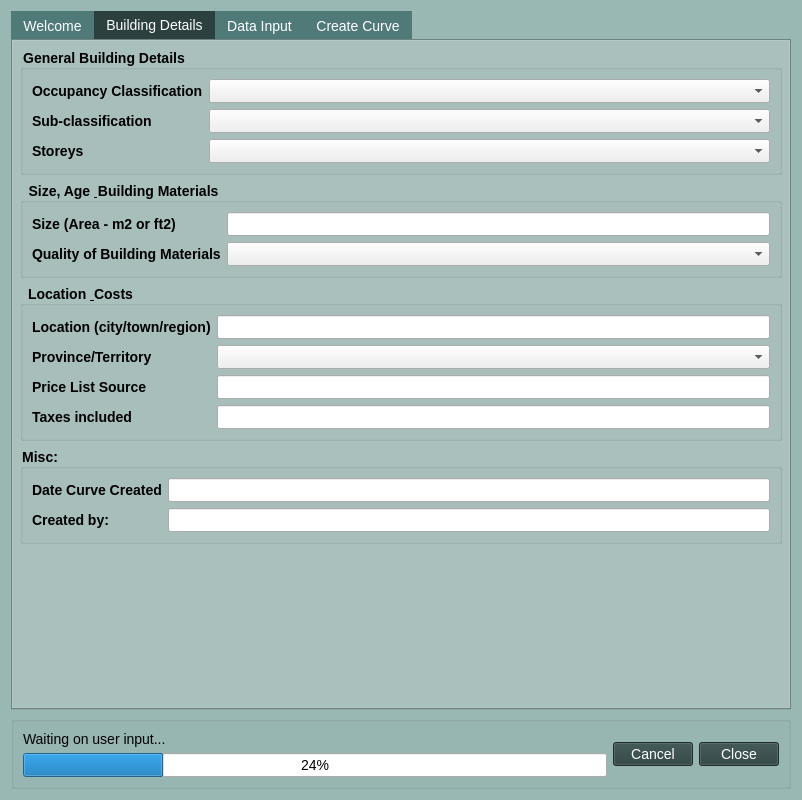
First picture: the form in cancurve/cc_dialog.ui, repository NRCan/CanCurve, before the edit.
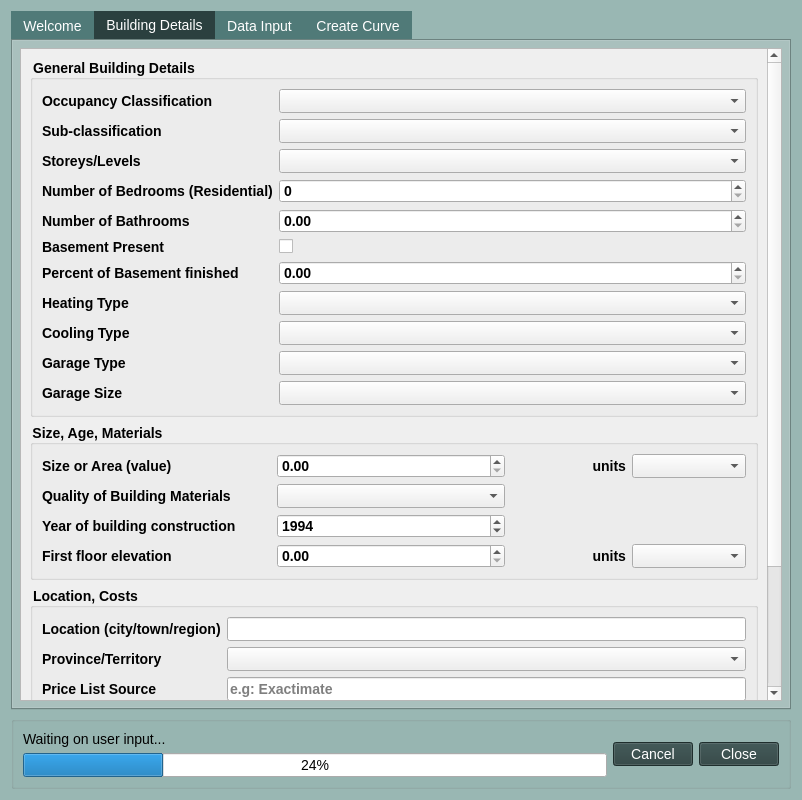
Second picture: the form after the edit. The open tabs and pages were chosen to show the change. Icons and pictures are not drawn.

Commit message: building details tab

The edit to the form file:
```diff
--- a/cancurve/cc_dialog.ui
+++ b/cancurve/cc_dialog.ui
@@ -175,7 +175,22 @@
       </attribute>
       <layout class="QVBoxLayout" name="verticalLayout_7">
        <item>
-        <widget class="QGroupBox" name="groupBox_8">
+        <widget class="QScrollArea" name="scrollArea">
+         <property name="widgetResizable">
+          <bool>true</bool>
+         </property>
+         <widget class="QWidget" name="scrollAreaWidgetContents">
+          <property name="geometry">
+           <rect>
+            <x>0</x>
+            <y>-102</y>
+            <width>729</width>
+            <height>763</height>
+           </rect>
+          </property>
+          <layout class="QVBoxLayout" name="verticalLayout_16">
+           <item>
+            <widget class="QGroupBox" name="groupBox_t02_01_buildingDetails">
          <property name="font">
           <font>
            <pointsize>-1</pointsize>
@@ -212,12 +227,92 @@
             <item row="2" column="0">
              <widget class="QLabel" name="storeysLabel">
               <property name="text">
-               <string>Storeys</string>
+                   <string>Storeys/Levels</string>
               </property>
              </widget>
             </item>
             <item row="2" column="1">
-             <widget class="QComboBox" name="storeysComboBox"/>
+                 <widget class="QComboBox" name="storeys_ComboBox"/>
+                </item>
+                <item row="3" column="0">
+                 <widget class="QLabel" name="BedroomCount">
+                  <property name="text">
+                   <string>Number of Bedrooms (Residential)</string>
+                  </property>
+                 </widget>
+                </item>
+                <item row="3" column="1">
+                 <widget class="QSpinBox" name="BedroomCount_QSpinBox"/>
+                </item>
+                <item row="4" column="0">
+                 <widget class="QLabel" name="BathroomCount">
+                  <property name="text">
+                   <string>Number of Bathrooms</string>
+                  </property>
+                 </widget>
+                </item>
+                <item row="4" column="1">
+                 <widget class="QDoubleSpinBox" name="BathroomCount_DoubleSpinBox"/>
+                </item>
+                <item row="5" column="0">
+                 <widget class="QLabel" name="basementPresent">
+                  <property name="text">
+                   <string>Basement Present </string>
+                  </property>
+                 </widget>
+                </item>
+                <item row="5" column="1">
+                 <widget class="QCheckBox" name="basementPresent_CheckBox"/>
+                </item>
+                <item row="6" column="0">
+                 <widget class="QLabel" name="percentOfBasementFinishedLabel">
+                  <property name="text">
+                   <string>Percent of Basement finished</string>
+                  </property>
+                 </widget>
+                </item>
+                <item row="6" column="1">
+                 <widget class="QDoubleSpinBox" name="percentOfBasementFinished_DoubleSpinBox"/>
+                </item>
+                <item row="7" column="0">
+                 <widget class="QLabel" name="heatingTypeLabel">
+                  <property name="text">
+                   <string>Heating Type</string>
+                  </property>
+                 </widget>
+                </item>
+                <item row="7" column="1">
+                 <widget class="QComboBox" name="heatingType_ComboBox"/>
+                </item>
+                <item row="8" column="0">
+                 <widget class="QLabel" name="coolingTypeLabel">
+                  <property name="text">
+                   <string>Cooling Type</string>
+                  </property>
+                 </widget>
+                </item>
+                <item row="8" column="1">
+                 <widget class="QComboBox" name="coolingType_ComboBox"/>
+                </item>
+                <item row="9" column="0">
+                 <widget class="QLabel" name="garageTypeLabel">
+                  <property name="text">
+                   <string>Garage Type</string>
+                  </property>
+                 </widget>
+                </item>
+                <item row="9" column="1">
+                 <widget class="QComboBox" name="garageType_ComboBox"/>
+                </item>
+                <item row="10" column="0">
+                 <widget class="QLabel" name="garageSizeLabel">
+                  <property name="text">
+                   <string>Garage Size</string>
+                  </property>
+                 </widget>
+                </item>
+                <item row="10" column="1">
+                 <widget class="QComboBox" name="garageSize_ComboBox"/>
             </item>
            </layout>
           </item>
@@ -225,7 +320,7 @@
         </widget>
        </item>
        <item>
-        <widget class="QGroupBox" name="groupBox_9">
+            <widget class="QGroupBox" name="groupBox_t02_02_sizeage">
          <property name="font">
           <font>
            <pointsize>-1</pointsize>
@@ -234,30 +329,83 @@
           </font>
          </property>
          <property name="title">
-          <string>Size, Age &amp; Building Materials</string>
+              <string>Size, Age, Materials</string>
          </property>
          <layout class="QVBoxLayout" name="verticalLayout_9">
           <item>
-           <layout class="QFormLayout" name="formLayout_2">
+               <layout class="QGridLayout" name="gridLayout_t02_03" columnstretch="2,2,1,1">
             <item row="0" column="0">
-             <widget class="QLabel" name="sizeAreaM2OrFt2Label">
+                 <widget class="QLabel" name="sizeOrAreaValueLabel">
               <property name="text">
-               <string>Size (Area - m2 or ft2)</string>
+                   <string>Size or Area (value)</string>
+                  </property>
+                 </widget>
+                </item>
+                <item row="0" column="3">
+                 <widget class="QComboBox" name="sizeOrAreaUnits_ComboBox"/>
+                </item>
+                <item row="2" column="1">
+                 <widget class="QComboBox" name="qualityOfBuildingMaterials_ComboBox"/>
+                </item>
+                <item row="3" column="0">
+                 <widget class="QLabel" name="yearOfBuildingConstructionLabel">
+                  <property name="text">
+                   <string>Year of building construction</string>
+                  </property>
+                 </widget>
+                </item>
+                <item row="4" column="0">
+                 <widget class="QLabel" name="firstFloorElevationLabel">
+                  <property name="text">
+                   <string>First floor elevation</string>
+                  </property>
+                 </widget>
+                </item>
+                <item row="3" column="1">
+                 <widget class="QSpinBox" name="yearOfBuildingConstruction_SpinBox">
+                  <property name="maximum">
+                   <number>9999</number>
+                  </property>
+                  <property name="value">
+                   <number>1994</number>
               </property>
              </widget>
             </item>
             <item row="0" column="1">
-             <widget class="QLineEdit" name="sizeAreaM2OrFt2LineEdit"/>
-            </item>
-            <item row="1" column="0">
+                 <widget class="QDoubleSpinBox" name="sizeOrAreaValue_DoubleSpinBox"/>
+                </item>
+                <item row="4" column="1">
+                 <widget class="QDoubleSpinBox" name="firstFloorElevation_DoubleSpinBox"/>
+                </item>
+                <item row="2" column="0">
              <widget class="QLabel" name="qualityOfBuildingMaterialsLabel">
               <property name="text">
                <string>Quality of Building Materials</string>
               </property>
              </widget>
             </item>
-            <item row="1" column="1">
-             <widget class="QComboBox" name="qualityOfBuildingMaterialsComboBox"/>
+                <item row="0" column="2">
+                 <widget class="QLabel" name="sizeOrAreaUnitsLabel">
+                  <property name="text">
+                   <string>units</string>
+                  </property>
+                  <property name="alignment">
+                   <set>Qt::AlignRight|Qt::AlignTrailing|Qt::AlignVCenter</set>
+                  </property>
+                 </widget>
+                </item>
+                <item row="4" column="3">
+                 <widget class="QComboBox" name="comboBox_2"/>
+                </item>
+                <item row="4" column="2">
+                 <widget class="QLabel" name="label_8">
+                  <property name="text">
+                   <string>units</string>
+                  </property>
+                  <property name="alignment">
+                   <set>Qt::AlignRight|Qt::AlignTrailing|Qt::AlignVCenter</set>
+                  </property>
+                 </widget>
             </item>
            </layout>
           </item>
@@ -265,7 +413,7 @@
         </widget>
        </item>
        <item>
-        <widget class="QGroupBox" name="groupBox_10">
+            <widget class="QGroupBox" name="groupBox_t02_03_location">
          <property name="font">
           <font>
            <pointsize>-1</pointsize>
@@ -274,7 +422,7 @@
           </font>
          </property>
          <property name="title">
-          <string>Location &amp; Costs</string>
+              <string>Location, Costs</string>
          </property>
          <layout class="QVBoxLayout" name="verticalLayout_10">
           <item>
@@ -307,7 +455,11 @@
              </widget>
             </item>
             <item row="2" column="1">
-             <widget class="QLineEdit" name="priceListSourceLineEdit"/>
+                 <widget class="QLineEdit" name="priceListSourceLineEdit">
+                  <property name="placeholderText">
+                   <string>e.g: Exactimate</string>
+                  </property>
+                 </widget>
             </item>
             <item row="3" column="0">
              <widget class="QLabel" name="taxesIncludedLabel">
@@ -317,7 +469,7 @@
              </widget>
             </item>
             <item row="3" column="1">
-             <widget class="QLineEdit" name="taxesIncludedLineEdit"/>
+                 <widget class="QComboBox" name="taxesIncluded_comboBox"/>
             </item>
            </layout>
           </item>
@@ -325,7 +477,7 @@
         </widget>
        </item>
        <item>
-        <widget class="QGroupBox" name="groupBox_11">
+            <widget class="QGroupBox" name="groupBox_t02_04_misc">
          <property name="font">
           <font>
            <pointsize>-1</pointsize>
@@ -334,7 +486,7 @@
           </font>
          </property>
          <property name="title">
-          <string>Misc: </string>
+              <string>Misc</string>
          </property>
          <layout class="QVBoxLayout" name="verticalLayout_11">
           <item>
@@ -352,7 +504,7 @@
             <item row="1" column="0">
              <widget class="QLabel" name="createdByLabel">
               <property name="text">
-               <string>Created by: </string>
+                   <string>Created by</string>
               </property>
              </widget>
             </item>
@@ -364,18 +516,9 @@
          </layout>
         </widget>
        </item>
-       <item>
-        <spacer name="verticalSpacer_2">
-         <property name="orientation">
-          <enum>Qt::Vertical</enum>
-         </property>
-         <property name="sizeHint" stdset="0">
-          <size>
-           <width>20</width>
-           <height>40</height>
-          </size>
-         </property>
-        </spacer>
+          </layout>
+         </widget>
+        </widget>
        </item>
       </layout>
      </widget>
```
Left out of the diff: 10 changed lines with no effect on the pictures. Lines whose indentation alone changed are shown as unchanged. The commit also changes 3 other files.
